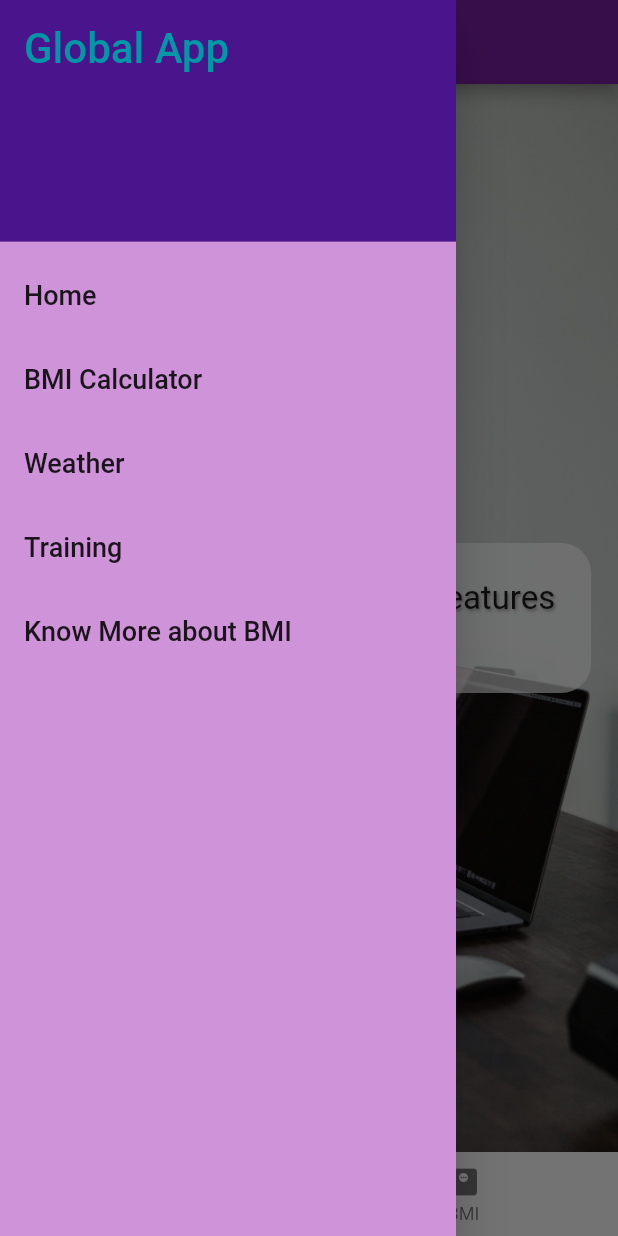
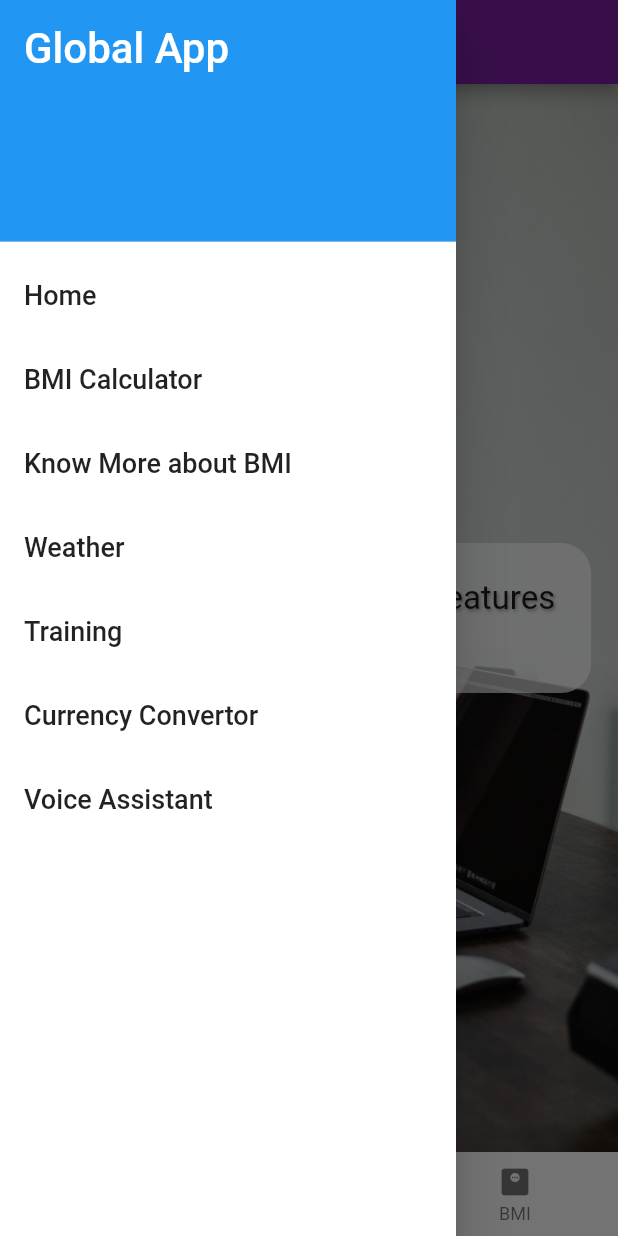
Before and after one commit to spyingcoder/GlobalAppFlutter, a Flutter app: the screen it shows after launch, with the side drawer open, on a phone screen of 412 x 824 dp. Run offline on Flutter 3.47's test engine with Material 2 defaults, Android fonts, the phone set to English and light mode, and no system bars; our stand-ins replace shared_preferences.

Commit message:
Currency Convertor and Chatbot Started

```diff
--- a/lib/main.dart
+++ b/lib/main.dart
@@ -1,6 +1,7 @@
 // @dart=2.9
 import 'package:flutter/material.dart';
 import 'package:getting_started_with_flutter/screens/bmi_screen.dart';
+import 'package:getting_started_with_flutter/screens/voice_assistant.dart';
 import 'screens/intro_screen.dart';
 
 void main() {
@@ -17,7 +18,7 @@ class GlobeApp extends StatelessWidget {
       theme: ThemeData(
         appBarTheme: AppBarTheme(color: Colors.purple[700]),
         primarySwatch: Colors.purple,
-        drawerTheme: DrawerThemeData(backgroundColor: Colors.purple[200]),
+        drawerTheme: DrawerThemeData(backgroundColor: Colors.white),
         elevatedButtonTheme: ElevatedButtonThemeData(
           style: ElevatedButton.styleFrom(
             primary: Colors.purple[900],
@@ -29,6 +30,7 @@ class GlobeApp extends StatelessWidget {
       routes: {
         '/': (context) => IntroScreen(),
         '/bmi': (context) => BmiScreen(),
+        '/assistant': (context) => VoiceAssistant(),
       },
       initialRoute: '/',
     );
--- a/lib/screens/bmi_screen.dart
+++ b/lib/screens/bmi_screen.dart
@@ -1,8 +1,7 @@
 import 'package:flutter/material.dart';
 import 'package:getting_started_with_flutter/shared/menu_drawer.dart';
 import '../shared/menu_bottom.dart';
-
-// import 'package:flutter/material.dart';
+import 'package:url_launcher/url_launcher.dart';
 
 class BmiScreen extends StatefulWidget {
   const BmiScreen({Key key}) : super(key: key);
@@ -14,6 +13,7 @@ class BmiScreen extends StatefulWidget {
 class _BmiScreenState extends State<BmiScreen> {
   final TextEditingController _heightController = TextEditingController();
   final TextEditingController _weightController = TextEditingController();
+  final String _url = 'https://en.wikipedia.org/wiki/Body_mass_index';
 
   final healthyBmiRange = SnackBar(
     content: const Text("Healthy BMI range: 18.5 kg/m² to 25 kg/m²"),
--- a/lib/shared/menu_bottom.dart
+++ b/lib/shared/menu_bottom.dart
@@ -14,12 +14,16 @@ class MenuBottom extends StatelessWidget {
             Navigator.pushNamed(context, '/');
             break;
           case 1:
+            Navigator.pushNamed(context, '/assistant');
+            break;
+          case 2:
             Navigator.pushNamed(context, '/bmi');
             break;
         }
       },
       items: [
         BottomNavigationBarItem(icon: Icon(Icons.home), label: 'Home'),
+        BottomNavigationBarItem(icon: Icon(Icons.add), label: 'Assistant'),
         BottomNavigationBarItem(icon: Icon(Icons.monitor_weight), label: 'BMI'),
       ],
     );
--- a/lib/shared/menu_drawer.dart
+++ b/lib/shared/menu_drawer.dart
@@ -1,8 +1,10 @@
 import 'package:flutter/material.dart';
 import 'package:getting_started_with_flutter/screens/sessions_screen.dart';
+import 'package:getting_started_with_flutter/screens/voice_assistant.dart';
 import 'package:getting_started_with_flutter/screens/weather_screen.dart';
 import '../screens/intro_screen.dart';
 import '../screens/bmi_screen.dart';
+import '../screens/currency_conversion.dart';
 import 'package:url_launcher/url_launcher.dart';
 
 class MenuDrawer extends StatelessWidget {
@@ -21,26 +23,30 @@ class MenuDrawer extends StatelessWidget {
     final List<String> menuTiles = [
       'Home',
       'BMI Calculator',
+      'Know More about BMI',
       'Weather',
       'Training',
-      'Know More about BMI'
+      'Currency Convertor',
+      'Voice Assistant'
     ];
     List<Widget> menuItems = [];
     menuItems.add(
       DrawerHeader(
-        decoration: BoxDecoration(color: Colors.purple[900]),
+        decoration: BoxDecoration(color: Colors.blue),
         child: Text(
           'Global App',
           style: TextStyle(
-            color: Colors.cyan[700],
+            color: Colors.white,
             fontSize: 28,
           ),
         ),
       ),
     );
-    menuTiles.forEach((String element) {
+    menuTiles.forEach(
+      (String element) {
         Widget screen = Container();
-      menuItems.add(ListTile(
+        menuItems.add(
+          ListTile(
             title: Text(
               element,
               style: TextStyle(fontSize: 18),
@@ -53,20 +59,31 @@ class MenuDrawer extends StatelessWidget {
                 case 'BMI Calculator':
                   screen = BmiScreen();
                   break;
+                case 'Know More about BMI':
+                  launch(_url);
+                  break;
                 case 'Weather':
                   screen = WeatherScreen();
                   break;
                 case 'Training':
                   screen = SessionsScreen();
                   break;
-              case 'Know More about BMI':
-              launch(_url);
+                case 'Currency Convertor':
+                  screen = CurrencyConversion();
+                  break;
+                case 'Voice Assistant':
+                  screen = VoiceAssistant();
+                  break;
               }
               Navigator.of(context).pop();
-            Navigator.of(context)
-                .push(MaterialPageRoute(builder: (context) => screen));
-          }));
-    });
+              Navigator.of(context).push(
+                MaterialPageRoute(builder: (context) => screen),
+              );
+            },
+          ),
+        );
+      },
+    );
     return menuItems;
   }
 }
```
Also changed, not shown: lib/screens/currency_conversion.dart (added, +23 -0 lines), lib/screens/voice_assistant.dart (added, +24 -0 lines), 1 other file. Lines whose indentation alone changed are shown as unchanged.
